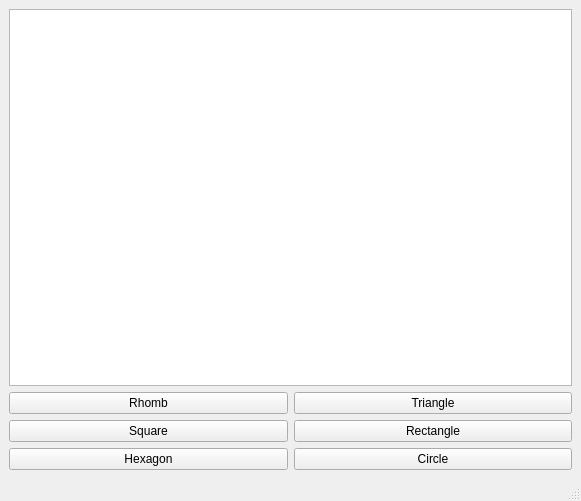
Qt form mainwindow.ui (Kioma-dt/Paint) before a commit.
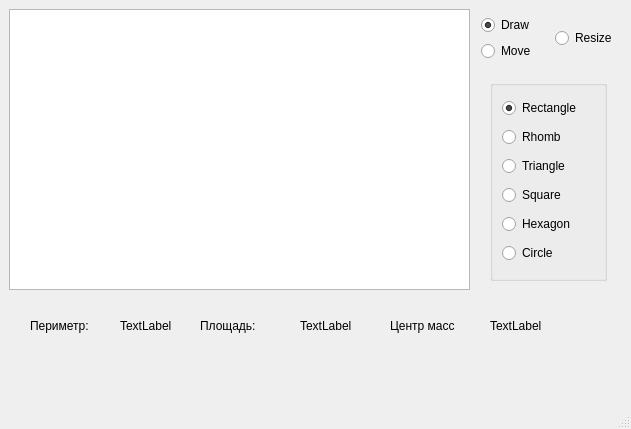
The same form after that commit.

Commit message: Move, Resize and Data

Diff of the .ui file:
```diff
--- a/mainwindow.ui
+++ b/mainwindow.ui
@@ -6,61 +6,202 @@
    <rect>
     <x>0</x>
     <y>0</y>
-    <width>581</width>
-    <height>501</height>
+    <width>631</width>
+    <height>429</height>
    </rect>
   </property>
   <property name="windowTitle">
    <string>MainWindow</string>
   </property>
   <widget class="QWidget" name="centralwidget">
-   <layout class="QGridLayout" name="gridLayout">
-    <item row="3" column="1">
-     <widget class="QPushButton" name="buttonRect">
-      <property name="text">
-       <string>Rectangle</string>
-      </property>
-     </widget>
-    </item>
-    <item row="4" column="1">
-     <widget class="QPushButton" name="buttonCircle">
-      <property name="text">
-       <string>Circle</string>
-      </property>
-     </widget>
-    </item>
-    <item row="2" column="1">
-     <widget class="QPushButton" name="buttonTriangle">
-      <property name="text">
-       <string>Triangle</string>
-      </property>
-     </widget>
-    </item>
-    <item row="2" column="0">
-     <widget class="QPushButton" name="buttonRhomb">
-      <property name="text">
-       <string>Rhomb</string>
-      </property>
-     </widget>
-    </item>
-    <item row="0" column="0" colspan="2">
-     <widget class="QGraphicsView" name="graphicsView"/>
-    </item>
-    <item row="3" column="0">
-     <widget class="QPushButton" name="buttonSquare">
-      <property name="text">
-       <string>Square</string>
-      </property>
-     </widget>
-    </item>
-    <item row="4" column="0">
-     <widget class="QPushButton" name="buttonHexagon">
-      <property name="text">
-       <string>Hexagon</string>
-      </property>
-     </widget>
-    </item>
-   </layout>
+   <widget class="QGraphicsView" name="graphicsView">
+    <property name="geometry">
+     <rect>
+      <x>9</x>
+      <y>9</y>
+      <width>461</width>
+      <height>281</height>
+     </rect>
+    </property>
+   </widget>
+   <widget class="QGroupBox" name="verticalGroupBox">
+    <property name="geometry">
+     <rect>
+      <x>490</x>
+      <y>80</y>
+      <width>117</width>
+      <height>201</height>
+     </rect>
+    </property>
+    <property name="autoFillBackground">
+     <bool>false</bool>
+    </property>
+    <layout class="QVBoxLayout" name="verticalLayout">
+     <item>
+      <widget class="QRadioButton" name="radioButtonRectangle">
+       <property name="text">
+        <string>Rectangle</string>
+       </property>
+       <property name="checked">
+        <bool>true</bool>
+       </property>
+      </widget>
+     </item>
+     <item>
+      <widget class="QRadioButton" name="radioButtonRhomb">
+       <property name="text">
+        <string>Rhomb</string>
+       </property>
+      </widget>
+     </item>
+     <item>
+      <widget class="QRadioButton" name="radioButtonTriangle">
+       <property name="text">
+        <string>Triangle</string>
+       </property>
+      </widget>
+     </item>
+     <item>
+      <widget class="QRadioButton" name="radioButtonSquare">
+       <property name="text">
+        <string>Square</string>
+       </property>
+      </widget>
+     </item>
+     <item>
+      <widget class="QRadioButton" name="radioButtonHexagon">
+       <property name="text">
+        <string>Hexagon</string>
+       </property>
+      </widget>
+     </item>
+     <item>
+      <widget class="QRadioButton" name="radioButtonCircle">
+       <property name="text">
+        <string>Circle</string>
+       </property>
+      </widget>
+     </item>
+    </layout>
+   </widget>
+   <widget class="QLabel" name="label">
+    <property name="geometry">
+     <rect>
+      <x>30</x>
+      <y>310</y>
+      <width>91</width>
+      <height>31</height>
+     </rect>
+    </property>
+    <property name="text">
+     <string>Периметр: </string>
+    </property>
+   </widget>
+   <widget class="QLabel" name="labelPerimetr">
+    <property name="geometry">
+     <rect>
+      <x>120</x>
+      <y>310</y>
+      <width>81</width>
+      <height>31</height>
+     </rect>
+    </property>
+    <property name="text">
+     <string>TextLabel</string>
+    </property>
+   </widget>
+   <widget class="QLabel" name="label_3">
+    <property name="geometry">
+     <rect>
+      <x>200</x>
+      <y>310</y>
+      <width>81</width>
+      <height>31</height>
+     </rect>
+    </property>
+    <property name="text">
+     <string>Площадь: </string>
+    </property>
+   </widget>
+   <widget class="QLabel" name="labelSurface">
+    <property name="geometry">
+     <rect>
+      <x>300</x>
+      <y>310</y>
+      <width>81</width>
+      <height>31</height>
+     </rect>
+    </property>
+    <property name="text">
+     <string>TextLabel</string>
+    </property>
+   </widget>
+   <widget class="QLabel" name="label_5">
+    <property name="geometry">
+     <rect>
+      <x>390</x>
+      <y>310</y>
+      <width>91</width>
+      <height>31</height>
+     </rect>
+    </property>
+    <property name="text">
+     <string>Центр масс</string>
+    </property>
+   </widget>
+   <widget class="QLabel" name="labelCentre">
+    <property name="geometry">
+     <rect>
+      <x>490</x>
+      <y>310</y>
+      <width>81</width>
+      <height>31</height>
+     </rect>
+    </property>
+    <property name="text">
+     <string>TextLabel</string>
+    </property>
+   </widget>
+   <widget class="QWidget" name="">
+    <property name="geometry">
+     <rect>
+      <x>481</x>
+      <y>9</y>
+      <width>141</width>
+      <height>58</height>
+     </rect>
+    </property>
+    <layout class="QGridLayout" name="gridLayout_2">
+     <item row="0" column="0">
+      <layout class="QGridLayout" name="gridLayout">
+       <item row="0" column="0">
+        <widget class="QRadioButton" name="radioButtonDraw">
+         <property name="text">
+          <string>Draw</string>
+         </property>
+         <property name="checked">
+          <bool>true</bool>
+         </property>
+        </widget>
+       </item>
+       <item row="1" column="0">
+        <widget class="QRadioButton" name="radioButtonMove">
+         <property name="text">
+          <string>Move</string>
+         </property>
+        </widget>
+       </item>
+      </layout>
+     </item>
+     <item row="0" column="1">
+      <widget class="QRadioButton" name="radioButtonResize">
+       <property name="text">
+        <string>Resize</string>
+       </property>
+      </widget>
+     </item>
+    </layout>
+   </widget>
   </widget>
   <widget class="QMenuBar" name="menubar">
    <property name="geometry">
```
Left out of the diff: 2 changed lines with no effect on the pictures. The commit also changes 53 other files.
